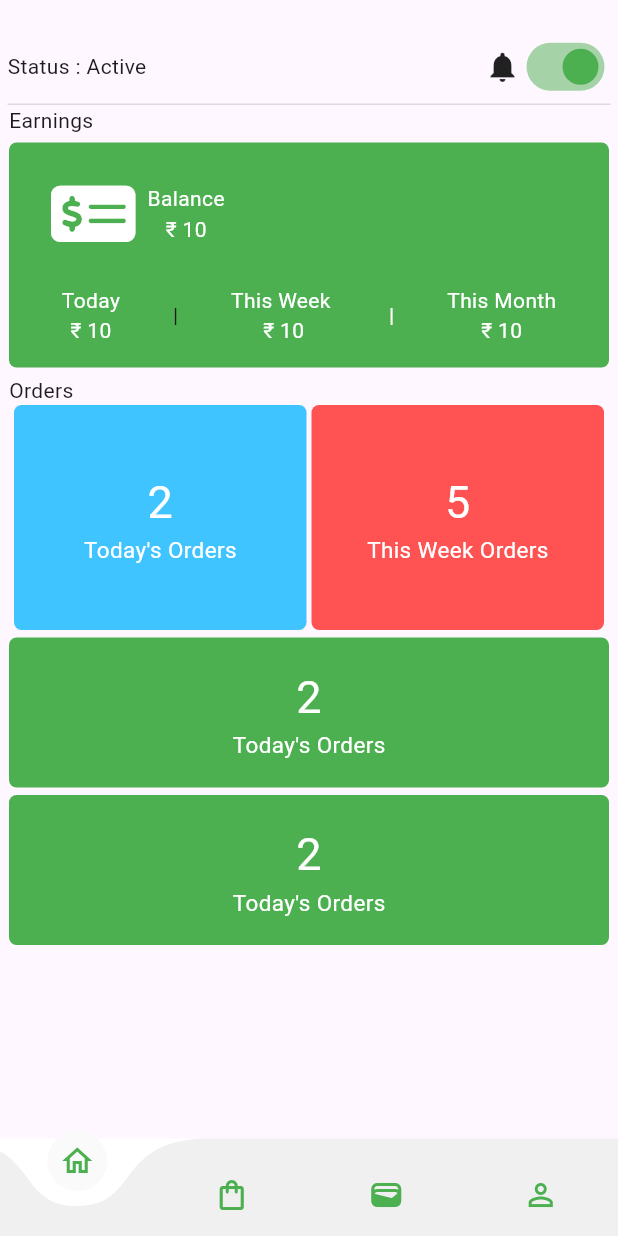
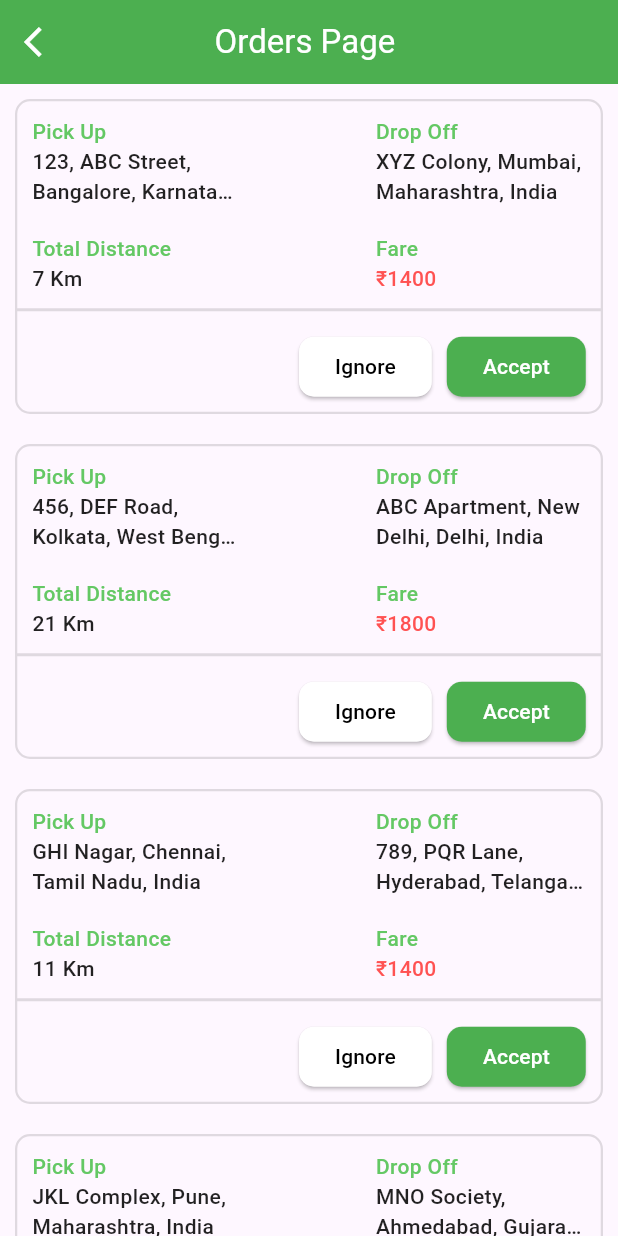
Before and after one commit to Sri-Sudharsan-S/Hoppy-Mobility-Rider-App, a Flutter app: the screen it shows after launch, on a phone screen of 412 x 824 dp. Run offline on Flutter 3.47's test engine with Material 3 defaults, Android fonts, the phone set to English and light mode, and no system bars; drawn by our look-alikes of curved_navigation_bar; our stand-ins replace font_awesome_flutter.

Commit message:
orders page done

```diff
--- a/lib/main.dart
+++ b/lib/main.dart
@@ -1,9 +1,15 @@
 import 'package:flutter/material.dart';
+import 'package:hbriderapp/models/orderspage.model.dart';
 import 'package:hbriderapp/pages/HomePageMain.dart';
 import 'package:hbriderapp/pages/bottomnavbar.dart';
+import 'package:hbriderapp/pages/orderspage.dart';
+import 'package:provider/provider.dart';
 
 void main() {
-  runApp(const MyApp());
+  runApp(ChangeNotifierProvider(
+    create: (context) => OrdersProvider(),
+    child: const MyApp(),
+  ));
 }
 
 class MyApp extends StatelessWidget {
@@ -14,7 +20,7 @@ class MyApp extends StatelessWidget {
   Widget build(BuildContext context) {
     return MaterialApp(
       debugShowCheckedModeBanner: false,
-      home: const MyHomePage(),
+      home: OrdersMainPage(),
     );
   }
 }
--- /dev/null
+++ b/lib/models/orderspage.model.dart
@@ -0,0 +1,48 @@
+import 'package:flutter/material.dart';
+
+class OrdersProvider extends ChangeNotifier{
+    List<Map<String , dynamic>> orders = [
+        {
+            "key" : 1,
+            "pickup" : "123, ABC Street, Bangalore, Karnataka, India",
+            "dropoff" : "XYZ Colony, Mumbai, Maharashtra, India",
+            "distance" : 7,
+            "fare" : 1400,
+        },
+        {
+            "key" : 2,
+            "pickup" : "456, DEF Road, Kolkata, West Bengal, India",
+            "dropoff" : "ABC Apartment, New Delhi, Delhi, India",
+            "distance" : 21,
+            "fare" : 1800,
+        },
+        {
+            "key" : 3,
+            "pickup" : "GHI Nagar, Chennai, Tamil Nadu, India",
+            "dropoff" : "789, PQR Lane, Hyderabad, Telangana, India",
+            "distance" : 11,
+            "fare" : 1400,
+        },
+        {
+            "key" : 4,
+            "pickup" : "JKL Complex, Pune, Maharashtra, India",
+            "dropoff" : "MNO Society, Ahmedabad, Gujarat, India",
+            "distance" : 30,
+            "fare" : 1300,
+        },
+        {
+            "key" : 5,
+            "pickup" : "321, QRS Street, Jaipur, Rajasthan, India",
+            "dropoff" : "STU Enclave, Lucknow, Uttar Pradesh, India",
+            "distance" : 10,
+            "fare" : 1200,
+        },
+
+    ];
+
+    void ignoreOrder(key){
+        orders.removeWhere((order) => order['key'] == key);
+    }
+
+
+}
--- a/lib/pages/bottomnavbar.dart
+++ b/lib/pages/bottomnavbar.dart
@@ -1,5 +1,7 @@
 import 'package:curved_navigation_bar/curved_navigation_bar.dart';
 import 'package:flutter/material.dart';
+import 'package:font_awesome_flutter/font_awesome_flutter.dart';
+import 'package:hbriderapp/pages/orderspage.dart';
 
 class BottomNav extends StatefulWidget {
   const BottomNav({super.key});
@@ -48,9 +50,18 @@ class _BottomNavState extends State<BottomNav> {
                 color: Colors.green,
               ),
             ),
-            const Icon(
-              Icons.shopping_bag_outlined,
-              color: Colors.green,
+            InkWell(
+              onTap: (){
+                Navigator.push(
+                  context,
+                  MaterialPageRoute(builder: (context) => OrdersMainPage()),
+                );
+              },
+              child: FaIcon(
+                FontAwesomeIcons.motorcycle,
+                size: 20,
+                color: Colors.green,
+              ),
             ),
             const Icon(
               Icons.wallet_outlined,
--- /dev/null
+++ b/lib/pages/orderacceptedpage.dart
@@ -0,0 +1,14 @@
+import "package:flutter/material.dart";
+class OrderAcceptedPage extends StatefulWidget {
+  const OrderAcceptedPage({super.key});
+
+  @override
+  State<OrderAcceptedPage> createState() => _OrderAcceptedPageState();
+}
+
+class _OrderAcceptedPageState extends State<OrderAcceptedPage> {
+  @override
+  Widget build(BuildContext context) {
+    return const Placeholder();
+  }
+}
--- /dev/null
+++ b/lib/pages/orderspage.dart
@@ -0,0 +1,280 @@
+import 'package:flutter/cupertino.dart';
+import 'package:flutter/material.dart';
+import 'package:flutter/widgets.dart';
+import 'package:hbriderapp/models/orderspage.model.dart';
+import 'package:provider/provider.dart';
+
+import 'orderacceptedpage.dart';
+class OrdersMainPage extends StatefulWidget {
+  const OrdersMainPage({super.key});
+
+  @override
+  State<OrdersMainPage> createState() => _OrdersMainPageState();
+}
+
+class _OrdersMainPageState extends State<OrdersMainPage> {
+  void updateState() {
+    setState(() {});
+  }
+  @override
+  Widget build(BuildContext context) {
+    final screen = MediaQuery.of(context).size;
+    return Consumer<OrdersProvider>(builder: (context , value , child) => MaterialApp(
+      debugShowCheckedModeBanner: false,
+      home: Scaffold(
+        appBar: AppBar(
+          leading: InkWell(
+              onTap: (){
+                Navigator.pop(context);
+              },
+              child: Icon(Icons.arrow_back_ios , color: Colors.white,)),
+          backgroundColor: Colors.green, // Set the app bar background color to green
+          title: Text('Orders Page ' , style: TextStyle(
+              color: Colors.white
+          ),), // Set the title to 'Orders Page'
+          centerTitle: true, // Center align the title
+        ),
+        body: Container(
+          width: screen.width,
+          child: SingleChildScrollView(
+            scrollDirection: Axis.vertical,
+            child: Container(
+              child: Column(
+                mainAxisAlignment: MainAxisAlignment.start,
+                children: [
+                  for(int i=0;i< value.orders.length;i++)
+                  OrdersCard(
+                    id : value.orders[i]["key"],
+                    pickup : value.orders[i]["pickup"],
+                    dropoff: value.orders[i]["dropoff"],
+                    distance : value.orders[i]["distance"],
+                    fare : value.orders[i]["fare"],
+                      updateState : updateState,
+
+                  )
+                ],
+              ),
+            ),
+          ),
+        ),
+      ),
+    ));
+  }
+}
+
+
+class OrdersCard extends StatefulWidget {
+   OrdersCard({super.key,
+    required this.id,
+    required this.pickup,
+    required this.dropoff,
+    required this.distance,
+    required this.fare,
+     required this.updateState});
+  int id ;
+  final pickup;
+  final dropoff;
+  final distance;
+  final fare;
+  Function updateState;
+
+  @override
+  State<OrdersCard> createState() => _OrdersCardState();
+}
+
+class _OrdersCardState extends State<OrdersCard> {
+  @override
+  Widget build(BuildContext context) {
+    final screen = MediaQuery.of(context).size;
+    return Consumer<OrdersProvider>(builder: (context , value , child) => Container(
+      margin: EdgeInsets.all(10),
+      width: screen.width < 400 ? screen.width : 400,
+      height: 210,
+      decoration: BoxDecoration(
+          borderRadius: BorderRadius.circular(10),
+          border: Border.all(
+            color: Colors.black12,
+            width: 1.5,
+          )
+      ),
+
+      child: Column(
+        crossAxisAlignment: CrossAxisAlignment.center,
+        mainAxisAlignment: MainAxisAlignment.spaceBetween,
+        children: [
+          //Info
+          Container(
+            decoration: BoxDecoration(
+                border: Border(
+                    bottom: BorderSide(
+                        width: 2 ,
+                        color : Colors.black12
+                    )
+                )
+            ),
+            padding: EdgeInsets.all(10),
+            height: 140,
+            child: Row(
+              mainAxisAlignment: MainAxisAlignment.spaceBetween,
+              children: [
+                Column(
+                  mainAxisAlignment: MainAxisAlignment.spaceBetween,
+                  crossAxisAlignment: CrossAxisAlignment.start,
+                  children: [
+                    //Pickup
+                    Container(
+                      width:  screen.width < 400 ? screen.width * 0.4 : 140 ,
+                      child: Column(
+                        crossAxisAlignment: CrossAxisAlignment.start,
+                        children: [
+                          Text("Pick Up" , style: TextStyle(
+                              color: Color.fromRGBO(100 , 200 , 100 ,1),
+                              fontSize: 14,
+                              fontWeight: FontWeight.w500
+                          ),),
+
+                          Text(widget.pickup, style: TextStyle(
+                            color: Colors.black87,
+                            fontSize: 14,
+                            fontWeight: FontWeight.w500,
+
+                          ),
+                            maxLines: 2,overflow: TextOverflow.ellipsis ,
+                          ),
+                        ],
+                      ),
+                    ),
+                    Container(
+                      width:  screen.width < 400 ? screen.width * 0.3 : 140 ,
+                      child: Column(
+
+                        crossAxisAlignment: CrossAxisAlignment.start,
+                        children: [
+                          Text("Total Distance" , style: TextStyle(
+                              color: Color.fromRGBO(100 , 200 , 100 ,1),
+                              fontSize: 14,
+                              fontWeight: FontWeight.w500
+                          ),),
+
+                          Text(widget.distance.toString() + " Km", style: TextStyle(
+                              color: Colors.black87,
+                              fontSize: 14,
+                              fontWeight: FontWeight.w500
+                          ),),
+                        ],
+                      ),
+                    ),
+
+                    // Drop Off
+
+
+
+                  ],
+                ),
+
+                //Dis and fare
+                Column(
+                  mainAxisAlignment: MainAxisAlignment.spaceBetween,
+                  crossAxisAlignment: CrossAxisAlignment.start,
+                  children: [
+
+
+                    Container(
+                      width:  screen.width < 400 ? screen.width * 0.4 : 140 ,
+                      child: Column(
+                        crossAxisAlignment: CrossAxisAlignment.start,
+                        children: [
+                          Text("Drop Off" , style: TextStyle(
+                              color: Color.fromRGBO(100 , 200 , 100 ,1),
+                              fontSize: 14,
+                              fontWeight: FontWeight.w500
+                          ),),
+
+                          Text(widget.dropoff, style: TextStyle(
+                              color: Colors.black87,
+                              fontSize: 14,
+                              fontWeight: FontWeight.w500
+                          ),maxLines: 2,overflow: TextOverflow.ellipsis ,),
+                        ],
+                      ),
+                    ),
+
+                    Container(
+                      width:  screen.width < 400 ? screen.width * 0.3 : 140 ,
+                      child: Column(
+                        crossAxisAlignment: CrossAxisAlignment.start,
+                        children: [
+                          Text("Fare" ,style: TextStyle(
+                              color: Color.fromRGBO(100 , 200 , 100 ,1),
+                              fontSize: 14,
+                              fontWeight: FontWeight.w500
+                          ),),
+
+                          Text("₹" + widget.fare.toString(), style: TextStyle(
+                              color: Colors.redAccent,
+                              fontSize: 14,
+                              fontWeight: FontWeight.w500
+                          ),),
+                        ],
+                      ),
+                    ),
+
+
+                  ],
+                ),
+              ],
+            ),
+          ),
+
+          //buttons
+          Container(
+            height: 60,
+            child: Row(
+              mainAxisAlignment: MainAxisAlignment.end,
+
+              children: [
+                ElevatedButton(
+                  onPressed: () {
+                    setState(() {
+                      final cartModel = context.read<OrdersProvider>();
+                      cartModel.ignoreOrder(widget.id);
+                      print("ignored" + widget.id.toString());
+                      widget.updateState();
+
+                    });
+
+                  },
+                  style: ElevatedButton.styleFrom(
+                    foregroundColor: Colors.black, backgroundColor: Colors.white, // Set text color to black
+                    shape: RoundedRectangleBorder(
+                      borderRadius: BorderRadius.circular(10), // Set border radius to 10
+                    ),
+                  ),
+                  child: Text("Ignore"),
+                ),
+                Container(
+                  margin: EdgeInsets.symmetric(horizontal: 10),
+                  child:   ElevatedButton(
+                    onPressed: () {
+                      Navigator.push(context, MaterialPageRoute(builder:(context)=> OrderAcceptedPage(
+
+                      )));
+                    },
+                    style: ElevatedButton.styleFrom(
+                      foregroundColor: Colors.white,
+                      backgroundColor: Colors.green, // Set text color to black
+                      shape: RoundedRectangleBorder(
+                        borderRadius: BorderRadius.circular(10), // Set border radius to 10
+                      ),
+                    ),
+                    child: Text("Accept"),
+                  ),
+                ),
+              ],
+            ),
+          )
+        ],
+      ),
+    ));
+  }
+}
--- a/pubspec.yaml
+++ b/pubspec.yaml
@@ -37,6 +37,7 @@ dependencies:
   # Use with the CupertinoIcons class for iOS style icons.
   cupertino_icons: ^1.0.6
   font_awesome_flutter: ^10.6.0
+  provider:
 
 
 dev_dependencies:
```
Also changed, not shown: pubspec.lock. Lines whose indentation alone changed are shown as unchanged.
